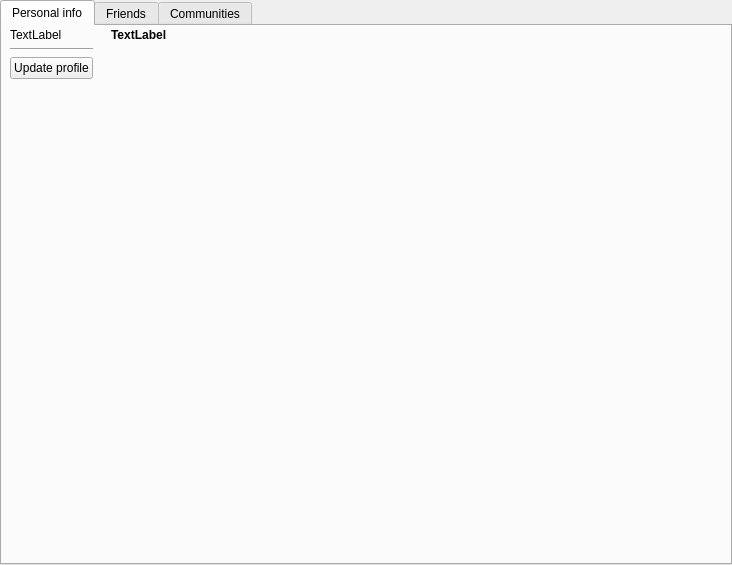
Before: the Qt Designer form src/plugins/blogique/plugins/metida/profilewidget.ui in 0xd34df00d/leechcraft, drawn with Qt 5.
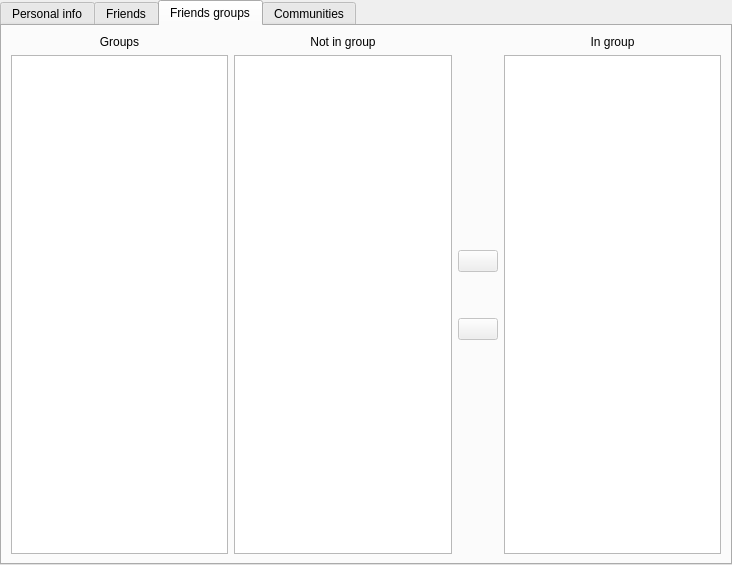
After: the same form once the commit is applied. The open tabs and pages were chosen to show the change. Icons and pictures are not drawn.

Commit message: [Blogique Metida] use plain friends model instead of tree with sort and filter

Patch:
```diff
--- a/src/plugins/blogique/plugins/metida/profilewidget.ui
+++ b/src/plugins/blogique/plugins/metida/profilewidget.ui
@@ -176,31 +176,100 @@
          </item>
         </layout>
        </item>
+      </layout>
+     </widget>
+     <widget class="QWidget" name="tab_4">
+      <attribute name="title">
+       <string>Friends groups</string>
+      </attribute>
+      <layout class="QGridLayout" name="gridLayout_5">
+       <item row="0" column="0">
+        <layout class="QVBoxLayout" name="verticalLayout_5">
+         <item>
+          <widget class="QLabel" name="label">
+           <property name="text">
+            <string>Groups</string>
+           </property>
+           <property name="alignment">
+            <set>Qt::AlignCenter</set>
+           </property>
+          </widget>
+         </item>
+         <item>
+          <widget class="QTreeView" name="Groups_"/>
+         </item>
+        </layout>
+       </item>
        <item row="0" column="1">
-        <layout class="QVBoxLayout" name="verticalLayout_3">
+        <layout class="QVBoxLayout" name="verticalLayout_6">
          <item>
-          <widget class="QPushButton" name="Add_">
+          <widget class="QLabel" name="label_2">
            <property name="text">
-            <string>Add</string>
+            <string>Not in group</string>
            </property>
+           <property name="alignment">
+            <set>Qt::AlignCenter</set>
+           </property>
           </widget>
          </item>
          <item>
-          <widget class="QPushButton" name="Edit_">
+          <widget class="QTreeView" name="NotInGroupUsers_"/>
+         </item>
+        </layout>
+       </item>
+       <item row="0" column="2">
+        <layout class="QVBoxLayout" name="verticalLayout_8">
+         <item>
+          <spacer name="verticalSpacer_8">
+           <property name="orientation">
+            <enum>Qt::Vertical</enum>
+           </property>
+           <property name="sizeHint" stdset="0">
+            <size>
+             <width>20</width>
+             <height>40</height>
+            </size>
+           </property>
+          </spacer>
+         </item>
+         <item>
+          <widget class="QPushButton" name="AddUserToGroup_">
+           <property name="enabled">
+            <bool>false</bool>
+           </property>
            <property name="text">
-            <string>Edit</string>
+            <string/>
            </property>
           </widget>
          </item>
          <item>
-          <widget class="QPushButton" name="Delete_">
+          <spacer name="verticalSpacer_9">
+           <property name="orientation">
+            <enum>Qt::Vertical</enum>
+           </property>
+           <property name="sizeType">
+            <enum>QSizePolicy::Preferred</enum>
+           </property>
+           <property name="sizeHint" stdset="0">
+            <size>
+             <width>20</width>
+             <height>40</height>
+            </size>
+           </property>
+          </spacer>
+         </item>
+         <item>
+          <widget class="QPushButton" name="RemoveUserFromGroup_">
+           <property name="enabled">
+            <bool>false</bool>
+           </property>
            <property name="text">
-            <string>Delete</string>
+            <string/>
            </property>
           </widget>
          </item>
          <item>
-          <spacer name="verticalSpacer_5">
+          <spacer name="verticalSpacer_7">
            <property name="orientation">
             <enum>Qt::Vertical</enum>
            </property>
@@ -214,6 +283,23 @@
          </item>
         </layout>
        </item>
+       <item row="0" column="3">
+        <layout class="QVBoxLayout" name="verticalLayout_7">
+         <item>
+          <widget class="QLabel" name="label_3">
+           <property name="text">
+            <string>In group</string>
+           </property>
+           <property name="alignment">
+            <set>Qt::AlignCenter</set>
+           </property>
+          </widget>
+         </item>
+         <item>
+          <widget class="QTreeView" name="InGroupUsers_"/>
+         </item>
+        </layout>
+       </item>
       </layout>
      </widget>
      <widget class="QWidget" name="tab_2">
```
Left out of the diff: 59 changed lines with no effect on the pictures. The commit also changes 11 other files.
